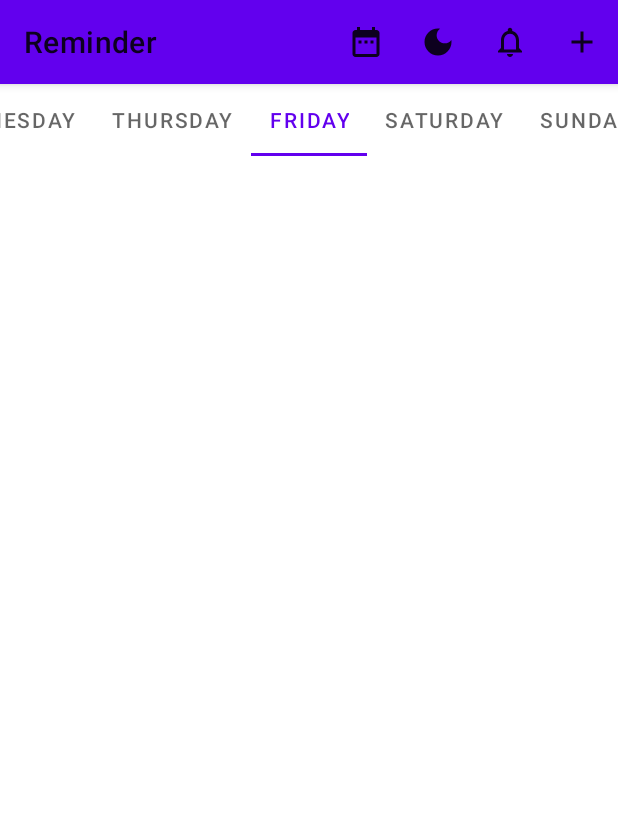
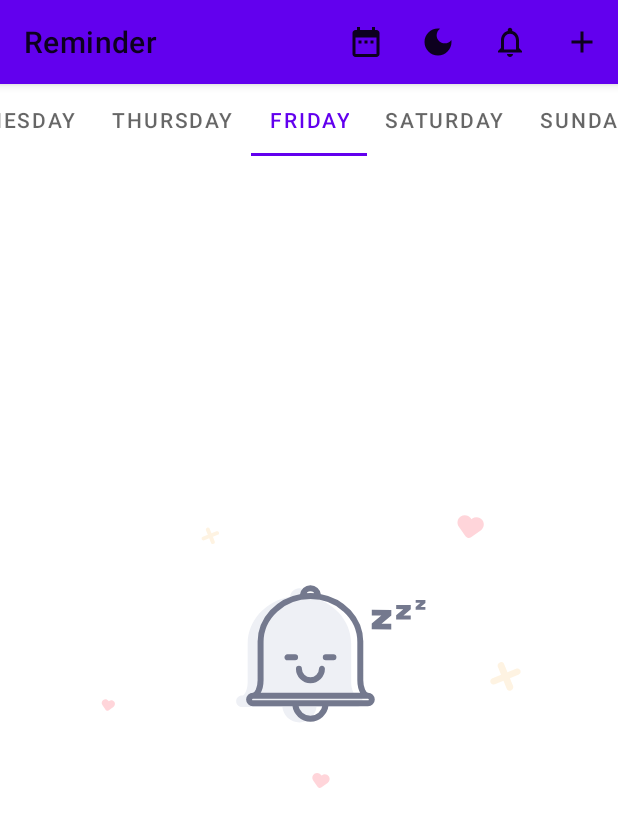
Before and after one commit to hasandeniz/ReminderAssistant, an Android app: the screen it shows after launch (MainActivity), on a phone screen of 412 x 824 dp. Shown: the top 827 px of the screen. Run offline under Robolectric (Android 15) with nearby library versions, the phone set to English and light mode, and no system bars; our stand-ins replace Room's generated code.

Commit message:
an animation was added

```diff
--- a/app/build.gradle
+++ b/app/build.gradle
@@ -71,4 +71,5 @@ dependencies {
     api "org.jetbrains.kotlinx:kotlinx-coroutines-android:1.4.1"
 
     implementation "io.karn:notify:1.3.0"
+    implementation "com.airbnb.android:lottie:3.6.0"
 }
--- a/app/src/main/java/com/hasandeniz/reminderassistant/MainActivity.kt
+++ b/app/src/main/java/com/hasandeniz/reminderassistant/MainActivity.kt
@@ -67,8 +67,6 @@ class MainActivity : AppCompatActivity() {
             }
 
         })
-
-
     }
     private fun startAlarm(calendar: Calendar,id: Int) {
         val alarmManager = getSystemService(Context.ALARM_SERVICE) as AlarmManager
--- a/app/src/main/java/com/hasandeniz/reminderassistant/fragments/FridayFragment.kt
+++ b/app/src/main/java/com/hasandeniz/reminderassistant/fragments/FridayFragment.kt
@@ -12,13 +12,16 @@ import android.view.View
 import android.view.ViewGroup
 import android.widget.Toast
 import androidx.core.content.ContextCompat.getSystemService
+import androidx.core.view.isVisible
 import androidx.lifecycle.Observer
 import androidx.lifecycle.ViewModelProvider
 import androidx.recyclerview.widget.LinearLayoutManager
+import com.airbnb.lottie.LottieAnimationView
 import com.hasandeniz.reminderassistant.*
 import com.hasandeniz.reminderassistant.adapters.RecyclerViewAdapter
 import com.hasandeniz.reminderassistant.data.Item
 import com.hasandeniz.reminderassistant.data.ItemViewModel
+import kotlinx.android.synthetic.main.fragment_friday.*
 import kotlinx.android.synthetic.main.fragment_friday.view.*
 import kotlinx.coroutines.InternalCoroutinesApi
 import java.util.*
@@ -35,7 +38,6 @@ class FridayFragment : Fragment(),RecyclerViewAdapter.ItemListener, RecyclerView
             savedInstanceState: Bundle?
     ): View? {
         val view = inflater.inflate(R.layout.fragment_friday, container, false)
-
         val adapter = RecyclerViewAdapter()
         val recyclerView = view.recyclerViewFriday
         recyclerView.adapter = adapter
@@ -45,6 +47,9 @@ class FridayFragment : Fragment(),RecyclerViewAdapter.ItemListener, RecyclerView
         mItemViewModel = ViewModelProvider(this).get(ItemViewModel::class.java)
         mItemViewModel.readFridayData.observe(viewLifecycleOwner, Observer { item ->
             adapter.setData(item as ArrayList<Item>)
+            if(item.isNotEmpty()){
+                animationView.visibility = View.INVISIBLE
+            }
         })
 
         return view
--- a/app/src/main/java/com/hasandeniz/reminderassistant/fragments/MondayFragment.kt
+++ b/app/src/main/java/com/hasandeniz/reminderassistant/fragments/MondayFragment.kt
@@ -18,6 +18,7 @@ import com.hasandeniz.reminderassistant.*
 import com.hasandeniz.reminderassistant.adapters.RecyclerViewAdapter
 import com.hasandeniz.reminderassistant.data.Item
 import com.hasandeniz.reminderassistant.data.ItemViewModel
+import kotlinx.android.synthetic.main.fragment_friday.*
 import kotlinx.android.synthetic.main.fragment_monday.view.*
 import kotlinx.coroutines.InternalCoroutinesApi
 
@@ -42,6 +43,9 @@ class MondayFragment : Fragment(),RecyclerViewAdapter.ItemListener, RecyclerView
         mItemViewModel = ViewModelProvider(this).get(ItemViewModel::class.java)
         mItemViewModel.readMondayData.observe(viewLifecycleOwner, Observer { item ->
             adapter.setData(item as ArrayList<Item>)
+            if(item.isNotEmpty()){
+                animationView.visibility = View.INVISIBLE
+            }
         })
 
         return view
--- a/app/src/main/java/com/hasandeniz/reminderassistant/fragments/SaturdayFragment.kt
+++ b/app/src/main/java/com/hasandeniz/reminderassistant/fragments/SaturdayFragment.kt
@@ -18,6 +18,7 @@ import com.hasandeniz.reminderassistant.*
 import com.hasandeniz.reminderassistant.adapters.RecyclerViewAdapter
 import com.hasandeniz.reminderassistant.data.Item
 import com.hasandeniz.reminderassistant.data.ItemViewModel
+import kotlinx.android.synthetic.main.fragment_friday.*
 import kotlinx.android.synthetic.main.fragment_saturday.view.*
 import kotlinx.coroutines.InternalCoroutinesApi
 
@@ -42,6 +43,9 @@ class SaturdayFragment : Fragment(),RecyclerViewAdapter.ItemListener, RecyclerVi
         mItemViewModel = ViewModelProvider(this).get(ItemViewModel::class.java)
         mItemViewModel.readSaturdayData.observe(viewLifecycleOwner, Observer { item ->
             adapter.setData(item as ArrayList<Item>)
+            if(item.isNotEmpty()){
+                animationView.visibility = View.INVISIBLE
+            }
         })
 
         return view
--- a/app/src/main/java/com/hasandeniz/reminderassistant/fragments/SundayFragment.kt
+++ b/app/src/main/java/com/hasandeniz/reminderassistant/fragments/SundayFragment.kt
@@ -18,6 +18,7 @@ import com.hasandeniz.reminderassistant.*
 import com.hasandeniz.reminderassistant.adapters.RecyclerViewAdapter
 import com.hasandeniz.reminderassistant.data.Item
 import com.hasandeniz.reminderassistant.data.ItemViewModel
+import kotlinx.android.synthetic.main.fragment_friday.*
 import kotlinx.android.synthetic.main.fragment_friday.view.*
 import kotlinx.android.synthetic.main.fragment_sunday.view.*
 import kotlinx.coroutines.InternalCoroutinesApi
@@ -43,6 +44,9 @@ class SundayFragment : Fragment(),RecyclerViewAdapter.ItemListener, RecyclerView
         mItemViewModel = ViewModelProvider(this).get(ItemViewModel::class.java)
         mItemViewModel.readSundayData.observe(viewLifecycleOwner, Observer { item ->
             adapter.setData(item as ArrayList<Item>)
+            if(item.isNotEmpty()){
+                animationView.visibility = View.INVISIBLE
+            }
         })
 
         return view
--- a/app/src/main/java/com/hasandeniz/reminderassistant/fragments/ThursdayFragment.kt
+++ b/app/src/main/java/com/hasandeniz/reminderassistant/fragments/ThursdayFragment.kt
@@ -18,6 +18,7 @@ import com.hasandeniz.reminderassistant.*
 import com.hasandeniz.reminderassistant.adapters.RecyclerViewAdapter
 import com.hasandeniz.reminderassistant.data.Item
 import com.hasandeniz.reminderassistant.data.ItemViewModel
+import kotlinx.android.synthetic.main.fragment_friday.*
 import kotlinx.android.synthetic.main.fragment_friday.view.*
 import kotlinx.android.synthetic.main.fragment_thursday.view.*
 import kotlinx.coroutines.InternalCoroutinesApi
@@ -43,6 +44,9 @@ class ThursdayFragment : Fragment(),RecyclerViewAdapter.ItemListener, RecyclerVi
         mItemViewModel = ViewModelProvider(this).get(ItemViewModel::class.java)
         mItemViewModel.readThursdayData.observe(viewLifecycleOwner, Observer { item ->
             adapter.setData(item as ArrayList<Item>)
+            if(item.isNotEmpty()){
+                animationView.visibility = View.INVISIBLE
+            }
         })
 
         return view
--- a/app/src/main/java/com/hasandeniz/reminderassistant/fragments/TuesdayFragment.kt
+++ b/app/src/main/java/com/hasandeniz/reminderassistant/fragments/TuesdayFragment.kt
@@ -18,6 +18,7 @@ import com.hasandeniz.reminderassistant.*
 import com.hasandeniz.reminderassistant.adapters.RecyclerViewAdapter
 import com.hasandeniz.reminderassistant.data.Item
 import com.hasandeniz.reminderassistant.data.ItemViewModel
+import kotlinx.android.synthetic.main.fragment_friday.*
 import kotlinx.android.synthetic.main.fragment_friday.view.*
 import kotlinx.android.synthetic.main.fragment_tuesday.view.*
 import kotlinx.coroutines.InternalCoroutinesApi
@@ -43,6 +44,10 @@ class TuesdayFragment : Fragment(),RecyclerViewAdapter.ItemListener, RecyclerVie
         mItemViewModel = ViewModelProvider(this).get(ItemViewModel::class.java)
         mItemViewModel.readTuesdayData.observe(viewLifecycleOwner, Observer { item ->
             adapter.setData(item as ArrayList<Item>)
+            if(item.isNotEmpty()){
+                animationView.visibility = View.INVISIBLE
+
+            }
         })
 
         return view
--- a/app/src/main/java/com/hasandeniz/reminderassistant/fragments/WednesdayFragment.kt
+++ b/app/src/main/java/com/hasandeniz/reminderassistant/fragments/WednesdayFragment.kt
@@ -18,6 +18,7 @@ import com.hasandeniz.reminderassistant.*
 import com.hasandeniz.reminderassistant.adapters.RecyclerViewAdapter
 import com.hasandeniz.reminderassistant.data.Item
 import com.hasandeniz.reminderassistant.data.ItemViewModel
+import kotlinx.android.synthetic.main.fragment_friday.*
 import kotlinx.android.synthetic.main.fragment_friday.view.*
 import kotlinx.android.synthetic.main.fragment_wednesday.view.*
 import kotlinx.coroutines.InternalCoroutinesApi
@@ -43,6 +44,9 @@ class WednesdayFragment : Fragment(),RecyclerViewAdapter.ItemListener, RecyclerV
         mItemViewModel = ViewModelProvider(this).get(ItemViewModel::class.java)
         mItemViewModel.readWednesdayData.observe(viewLifecycleOwner, Observer { item ->
             adapter.setData(item as ArrayList<Item>)
+            if(item.isNotEmpty()){
+                animationView.visibility = View.INVISIBLE
+            }
         })
 
         return view
--- a/app/src/main/res/layout/fragment_friday.xml
+++ b/app/src/main/res/layout/fragment_friday.xml
@@ -16,5 +16,16 @@
         app:layout_constraintEnd_toEndOf="parent"
         app:layout_constraintStart_toStartOf="parent"
         app:layout_constraintTop_toTopOf="parent"
-        tools:listitem="@layout/recycler_view_row" />
+        tools:listitem="@layout/recycler_view_row"/>
+
+    <com.airbnb.lottie.LottieAnimationView
+        android:id="@+id/animationView"
+        android:layout_width="match_parent"
+        android:layout_marginBottom="75dp"
+        android:layout_height="match_parent"
+        app:lottie_autoPlay="true"
+        app:lottie_loop="true"
+        app:lottie_rawRes="@raw/animation">
+
+    </com.airbnb.lottie.LottieAnimationView>
 </androidx.constraintlayout.widget.ConstraintLayout>
```
Also changed, not shown: app/src/main/res/layout/fragment_monday.xml (+10 -0 lines), app/src/main/res/layout/fragment_saturday.xml (+10 -0 lines), app/src/main/res/layout/fragment_sunday.xml (+10 -0 lines), app/src/main/res/layout/fragment_thursday.xml (+10 -0 lines), app/src/main/res/layout/fragment_tuesday.xml (+10 -0 lines), app/src/main/res/layout/fragment_wednesday.xml (+10 -0 lines), app/src/main/res/raw/animation.json (added, +1 -0 lines).
